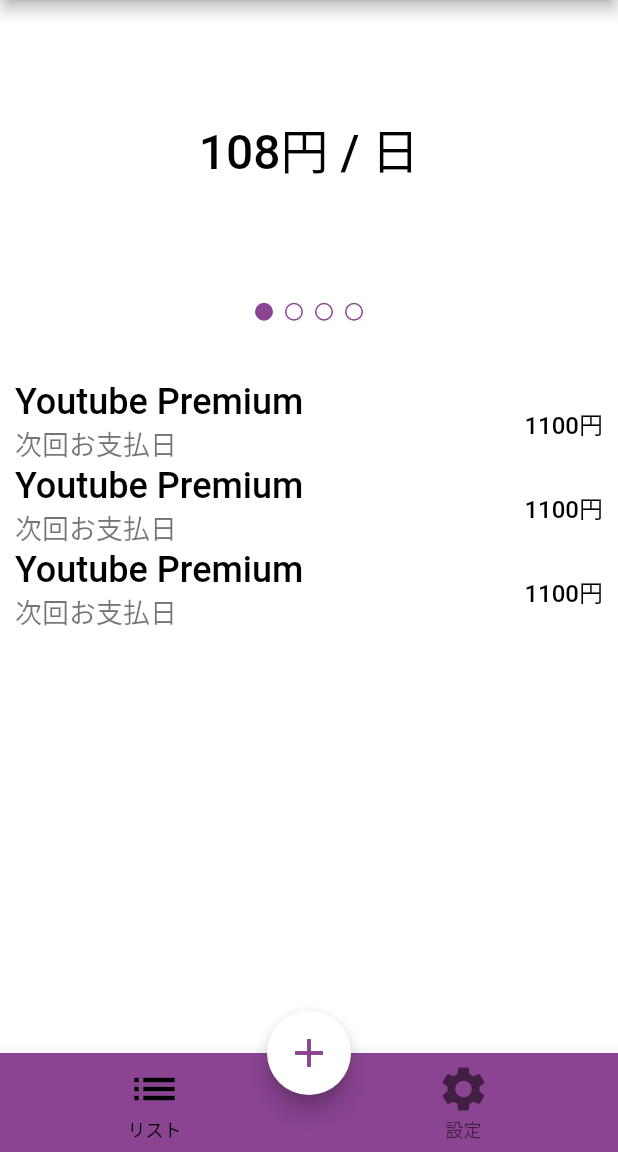
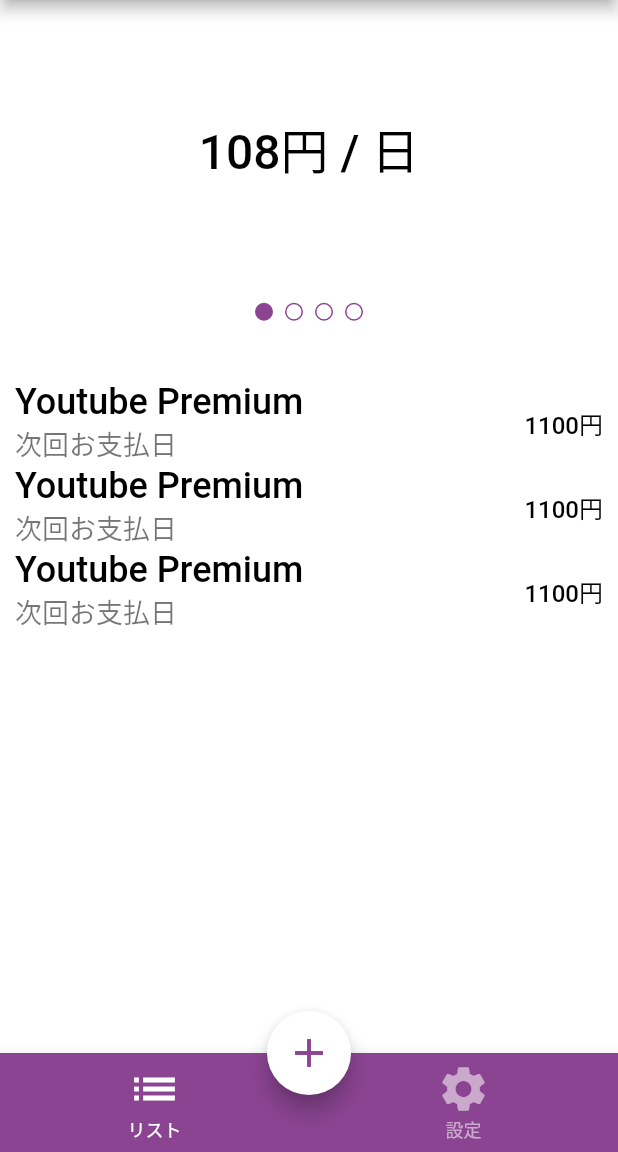
Before and after one commit to ushmz/subsuke, a Flutter app: the screen it shows after launch, on a phone screen of 412 x 824 dp, the part 84-1236 px from its top. Run offline on Flutter 3.47's test engine with Material 2 defaults, Android fonts, the phone set to English and light mode, and no system bars; our stand-ins replace modal_bottom_sheet, rxdart, settings_ui.

Commit message:
:lipstick: Fix buttom app bar icon color

```diff
--- a/lib/ui/entrypoints/home.dart
+++ b/lib/ui/entrypoints/home.dart
@@ -41,8 +41,8 @@ class HomeScreen extends StatelessWidget {
             ConfigPage(),
           ][snapshot.data!],
           bottomNavigationBar: BottomNavigationBar(
-            selectedItemColor: Theme.of(context).iconTheme.color,
-            unselectedItemColor: Theme.of(context).hintColor,
+            selectedItemColor: Colors.white,
+            unselectedItemColor: Colors.white54,
             selectedFontSize: 12,
             backgroundColor: Theme.of(context).bottomAppBarColor,
             items: [
```
